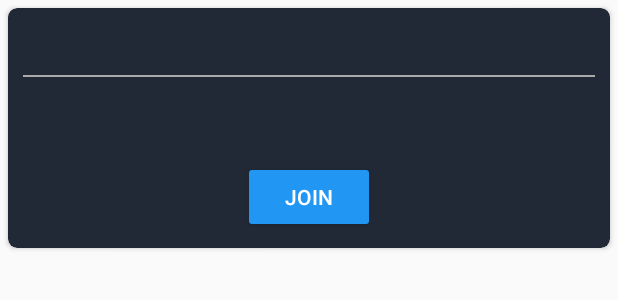
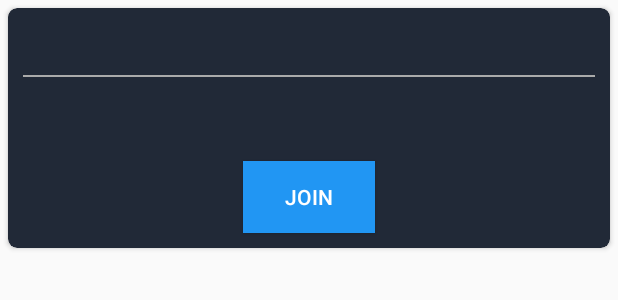
Before and after one commit to SubhrajyotiSen/NoName, an Android app: the layout channel_layout.xml on its own in the app's theme, with its tools: preview values and no code run, on a phone screen of 412 x 824 dp. Shown: the top 300 px of the screen. Run offline under Robolectric (Android 15) with nearby library versions, the phone set to English and light mode, and no system bars.

Commit message:
chore: fix background color issue
CardView uses cardBackgroundColor

```diff
--- a/app/src/main/res/layout/channel_layout.xml
+++ b/app/src/main/res/layout/channel_layout.xml
@@ -1,9 +1,9 @@
 <?xml version="1.0" encoding="utf-8"?>
 <android.support.v7.widget.CardView xmlns:android="http://schemas.android.com/apk/res/android"
+    xmlns:app="http://schemas.android.com/apk/res-auto"
     android:layout_width="wrap_content"
     android:layout_height="160dp"
-    xmlns:app="http://schemas.android.com/apk/res-auto"
-    android:backgroundTint="@color/deepBlue"
+    app:cardBackgroundColor="@color/deepBlue"
     app:cardCornerRadius="6dp"
     android:layout_margin="5dp">
 
@@ -55,7 +55,7 @@
             android:layout_margin="10dp"
             android:layout_centerHorizontal="true"
             android:layout_alignParentBottom="true"
-            android:backgroundTint="@color/hubblerBlue"/>
+            android:background="@color/hubblerBlue"/>
 
     </RelativeLayout>
 
--- a/app/src/main/res/layout/generic_recyclerview_row.xml
+++ b/app/src/main/res/layout/generic_recyclerview_row.xml
@@ -8,7 +8,6 @@
         android:layout_width="match_parent"
         android:layout_height="match_parent"
         android:orientation="vertical"
-        android:backgroundTint="@color/colorWhite"
         android:padding="10dp">
 
         <TextView
```
